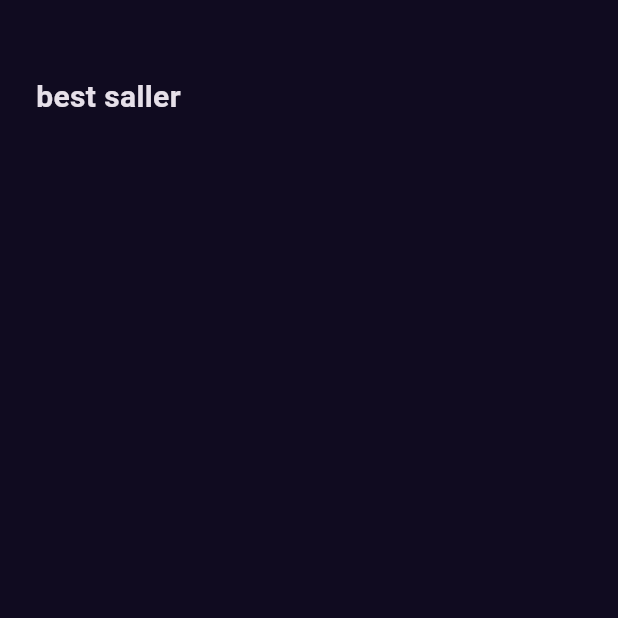
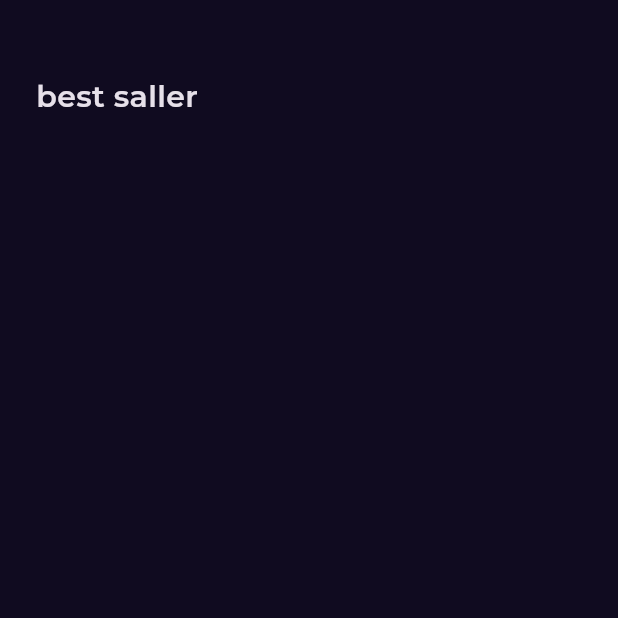
Before and after one commit to Mo7amed-fawzy/bookly-app, a Flutter app: the screen it shows after launch, on a phone screen of 412 x 824 dp, the top half of it. Run offline on Flutter 3.47's test engine with Material 3 defaults, Android fonts, the phone set to English and light mode, and no system bars; our stand-ins replace font_awesome_flutter, get, google_fonts.

Commit message:
add font family to our app

```diff
--- a/lib/main.dart
+++ b/lib/main.dart
@@ -2,6 +2,7 @@ import 'package:flutercoursetwo/constants.dart';
 import 'package:flutercoursetwo/features/splash/presentation/views/splash_view.dart';
 import 'package:flutter/material.dart';
 import 'package:get/get.dart';
+import 'package:google_fonts/google_fonts.dart';
 
 void main() {
   runApp(const BooklyApp());
@@ -14,7 +15,10 @@ class BooklyApp extends StatelessWidget {
   Widget build(BuildContext context) {
     return GetMaterialApp(
       debugShowCheckedModeBanner: false,
-      theme: ThemeData.dark().copyWith(scaffoldBackgroundColor: kPrimaryColor),
+      theme: ThemeData.dark().copyWith(
+        scaffoldBackgroundColor: kPrimaryColor,
+        textTheme: GoogleFonts.montserratTextTheme(ThemeData.dark().textTheme),
+      ),
       home: const SplashView(),
     );
   }
```
